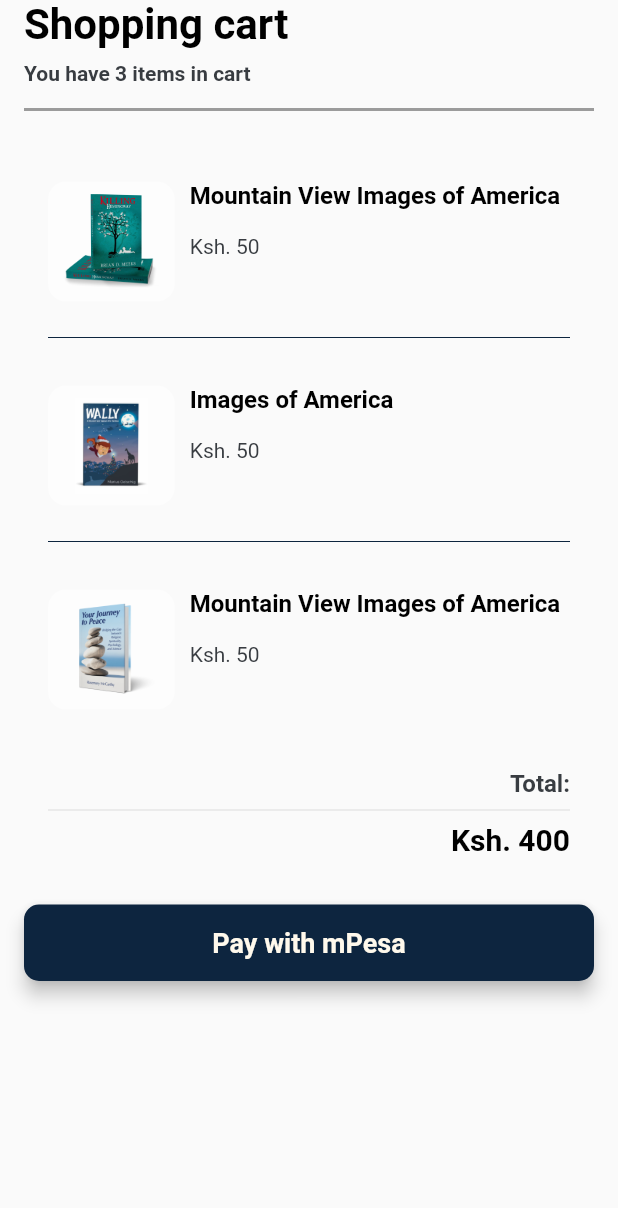
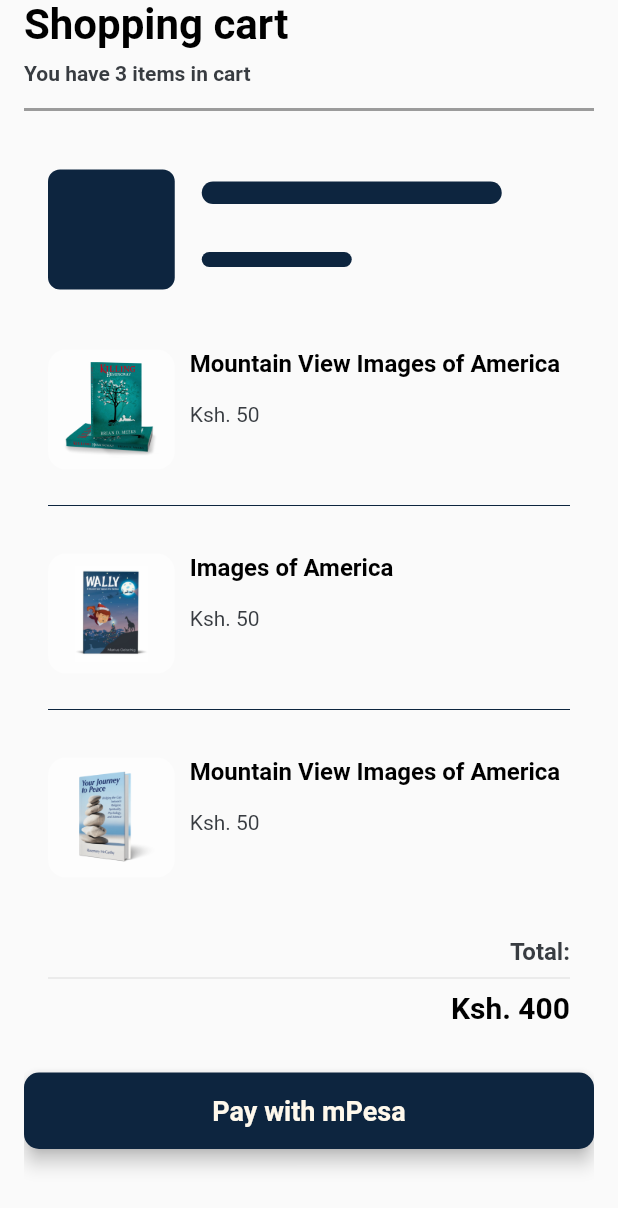
Before and after one commit to owidi-001/Mest, a Flutter app: the CartScreen widget shown alone on an empty page, opened directly, on a phone screen of 412 x 824 dp. Shown: the top 1208 px of the screen. Run offline on Flutter 3.47's test engine with Material 2 defaults, Android fonts, the phone set to English and light mode, and no system bars; drawn by our look-alikes of shimmer; our stand-ins replace date_picker_timeline, flutter_riverpod, go_router, percent_indicator, shared_preferences, sqflite and 1 more; missing offline and left inert: circular_bottom_navigation, matrix4_transform; accounts and stored records are empty; Roboto replaces fonts that are missing (poppins).

Commit message:
Shimmer effect on cart item

```diff
--- a/lib/presentation/dashboard/cart/cart.dart
+++ b/lib/presentation/dashboard/cart/cart.dart
@@ -2,8 +2,10 @@ import 'package:flutter/material.dart';
 import 'package:flutter_riverpod/flutter_riverpod.dart';
 import 'package:mest/presentation/dashboard/cart/models/cart_item_model.dart';
 import 'package:mest/presentation/dashboard/cart/provider/cart_provider.dart';
+import 'package:mest/presentation/dashboard/cart/widgets/card_card_widget_skeleton.dart';
 import 'package:mest/presentation/dashboard/cart/widgets/cart_card_widget.dart';
 import 'package:mest/presentation/dashboard/home/models/book_model.dart';
+import 'package:mest/presentation/dashboard/home/utils/shimmer_utils.dart';
 import 'package:mest/theme/font.dart';
 import 'package:mest/theme/theme.dart';
 import 'package:mest/utils/utils.dart';
@@ -51,6 +53,12 @@ class _CartScreenState extends ConsumerState<CartScreen> {
           ),
           // spacer
           const SliverPadding(padding: EdgeInsets.all(8.0)),
+          const SliverPadding(
+            padding: EdgeInsets.symmetric(horizontal:PADDING),
+            sliver: SliverToBoxAdapter(
+              child: ShimmerWidget(child: CartItemWidgetSkeleton()),
+            ),
+          ),
           // List view
           provider.isEmpty
               ? //check if customer has any items in cart
@@ -132,7 +140,7 @@ class _CartScreenState extends ConsumerState<CartScreen> {
           ),
 
           const SliverToBoxAdapter(
-            child: SizedBox(height: 48),
+            child: SizedBox(height: PADDING * 5),
           ),
         ],
       ),
--- /dev/null
+++ b/lib/presentation/dashboard/cart/widgets/card_card_widget_skeleton.dart
@@ -0,0 +1,68 @@
+import 'package:flutter/material.dart';
+import 'package:flutter_riverpod/flutter_riverpod.dart';
+import 'package:mest/theme/theme.dart';
+import 'package:mest/utils/utils.dart';
+
+class CartItemWidgetSkeleton extends ConsumerWidget {
+  const CartItemWidgetSkeleton({Key? key}) : super(key: key);
+
+  @override
+  Widget build(BuildContext context, WidgetRef ref) {
+    return Container(
+      padding: const EdgeInsets.symmetric(vertical: 16),
+      child: Row(
+        mainAxisAlignment: MainAxisAlignment.start,
+        crossAxisAlignment: CrossAxisAlignment.start,
+        children: [
+          Expanded(
+              flex: 1,
+              child: Container(
+                height: 80,
+                width: 80,
+                padding: const EdgeInsets.all(8.0),
+                decoration: BoxDecoration(
+                    color: AppTheme.gray,
+                    borderRadius: BorderRadius.circular(PADDING / 2)),
+                alignment: Alignment.center,
+                // child: Container(
+                //   decoration: BoxDecoration(
+                //       color: AppTheme.dark,
+                //       borderRadius: BorderRadius.circular(12)),
+                // ),
+              )),
+          const SizedBox(
+            width: 10,
+          ),
+          Expanded(
+            flex: 3,
+            child: Column(
+              mainAxisAlignment: MainAxisAlignment.start,
+              crossAxisAlignment: CrossAxisAlignment.start,
+              children: [
+                Container(
+                  decoration: BoxDecoration(
+                      color: AppTheme.gray,
+                      borderRadius: BorderRadius.circular(PADDING / 2)),
+                  margin: const EdgeInsets.all(8.0),
+                  height: 15,
+                  width: 200,
+                ),
+                const SizedBox(
+                  height: 16,
+                ),
+                Container(
+                  decoration: BoxDecoration(
+                      color: AppTheme.gray,
+                      borderRadius: BorderRadius.circular(PADDING / 2)),
+                  margin: const EdgeInsets.all(8.0),
+                  height: 10,
+                  width: 100,
+                ),
+              ],
+            ),
+          ),
+        ],
+      ),
+    );
+  }
+}
```
